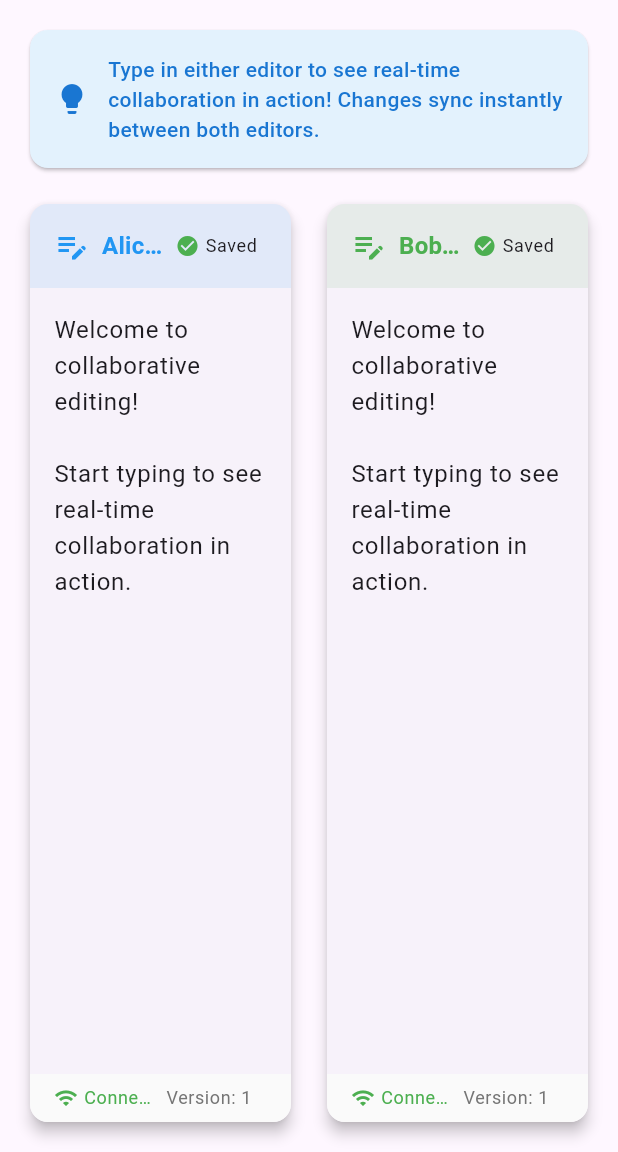
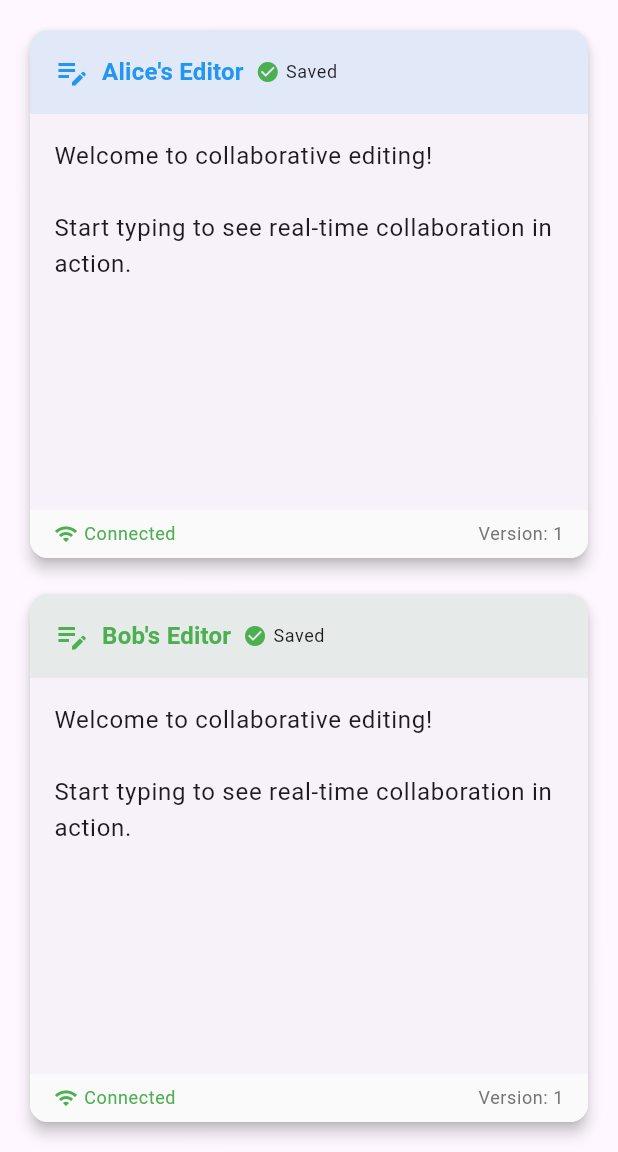
Before and after one commit to XKolz/collaborative_notes, a Flutter app: the screen it shows after launch, on a phone screen of 412 x 824 dp, the part 84-1236 px from its top. Run offline on Flutter 3.47's test engine with Material 3 defaults, Android fonts, the phone set to English and light mode, and no system bars; our stand-ins replace cloud_firestore, firebase_core, flutter_riverpod, freezed_annotation; accounts and stored records are empty.

Commit message:
Final push for the assesment, thanks

```diff
--- a/lib/screens/collaborative_editor_screen.dart
+++ b/lib/screens/collaborative_editor_screen.dart
@@ -30,36 +30,9 @@ class CollaborativeEditorScreen extends ConsumerWidget {
         padding: const EdgeInsets.all(16),
         child: Column(
           children: [
-            // Instructions
-            Card(
-              color: Colors.blue[50],
-              child: Padding(
-                padding: const EdgeInsets.all(16),
-                child: Row(
-                  children: [
-                    Icon(
-                      Icons.lightbulb,
-                      color: Colors.blue[700],
-                    ),
-                    const SizedBox(width: 12),
-                    Expanded(
-                      child: Text(
-                        'Type in either editor to see real-time collaboration in action! Changes sync instantly between both editors.',
-                        style: TextStyle(
-                          color: Colors.blue[700],
-                          fontWeight: FontWeight.w500,
-                        ),
-                      ),
-                    ),
-                  ],
-                ),
-              ),
-            ),
-            const SizedBox(height: 16),
-
             // Split view editors
             Expanded(
-              child: Row(
+              child: Column(
                 children: [
                   // Editor 1 - Alice
                   Expanded(
@@ -70,7 +43,8 @@ class CollaborativeEditorScreen extends ConsumerWidget {
                       accentColor: Colors.blue,
                     ),
                   ),
-                  const SizedBox(width: 16),
+                  // const SizedBox(width: 16),
+                  const SizedBox(height: 16),
 
                   // Editor 2 - Bob
                   Expanded(
--- a/lib/widgets/collaborative_editor.dart
+++ b/lib/widgets/collaborative_editor.dart
@@ -169,6 +169,7 @@ class _CollaborativeEditorState extends ConsumerState<CollaborativeEditor> {
               ),
             ),
             child: Row(
+              mainAxisAlignment: MainAxisAlignment.spaceBetween,
               children: [
                 Flexible(
                   child: documentStream.when(
```
Also changed, not shown: 2 other files.
